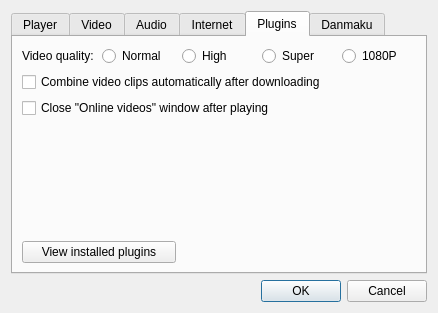
Qt form src/settingsdialog.ui (coslyk/moonplayer) before a commit.
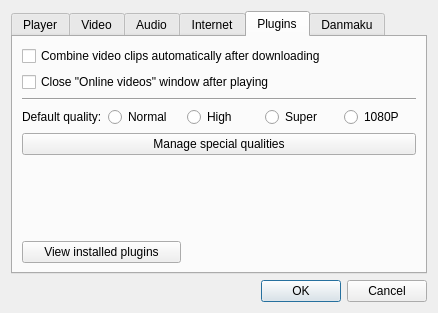
The same form after that commit. The open tabs and pages were chosen to show the change.

What changed in the file:
```diff
--- a/src/settingsdialog.ui
+++ b/src/settingsdialog.ui
@@ -406,35 +406,49 @@
        <string>Plugins</string>
       </attribute>
       <layout class="QGridLayout" name="gridLayout">
-       <item row="0" column="1">
-        <widget class="QRadioButton" name="normalRadioButton">
-         <property name="text">
-          <string>Normal</string>
-         </property>
-        </widget>
-       </item>
-       <item row="0" column="0">
+       <item row="3" column="0">
         <widget class="QLabel" name="label">
          <property name="text">
-          <string>Video quality:</string>
+          <string>Default quality:</string>
          </property>
         </widget>
        </item>
-       <item row="0" column="3">
+       <item row="3" column="3">
         <widget class="QRadioButton" name="superRadioButton">
          <property name="text">
           <string>Super</string>
          </property>
         </widget>
        </item>
-       <item row="0" column="2">
+       <item row="1" column="0" colspan="5">
+        <widget class="QCheckBox" name="autoCloseWindowCheckBox">
+         <property name="text">
+          <string>Close &quot;Online videos&quot; window after playing</string>
+         </property>
+        </widget>
+       </item>
+       <item row="3" column="1">
+        <widget class="QRadioButton" name="normalRadioButton">
+         <property name="text">
+          <string>Normal</string>
+         </property>
+        </widget>
+       </item>
+       <item row="3" column="4">
+        <widget class="QRadioButton" name="_1080pRadioButton">
+         <property name="text">
+          <string>1080P</string>
+         </property>
+        </widget>
+       </item>
+       <item row="3" column="2">
         <widget class="QRadioButton" name="highRadioButton">
          <property name="text">
           <string>High</string>
          </property>
         </widget>
        </item>
-       <item row="3" column="0">
+       <item row="6" column="0">
         <spacer name="verticalSpacer">
          <property name="orientation">
           <enum>Qt::Vertical</enum>
@@ -447,31 +461,31 @@
          </property>
         </spacer>
        </item>
-       <item row="4" column="0" colspan="2">
+       <item row="7" column="0" colspan="2">
         <widget class="QPushButton" name="viewPluginsButton">
          <property name="text">
           <string>View installed plugins</string>
          </property>
         </widget>
        </item>
-       <item row="0" column="4">
-        <widget class="QRadioButton" name="_1080pRadioButton">
-         <property name="text">
-          <string>1080P</string>
-         </property>
-        </widget>
-       </item>
-       <item row="1" column="0" colspan="5">
+       <item row="0" column="0" colspan="5">
         <widget class="QCheckBox" name="combineCheckBox">
          <property name="text">
           <string>Combine video clips automatically after downloading</string>
          </property>
         </widget>
        </item>
+       <item row="4" column="0" colspan="5">
+        <widget class="QPushButton" name="qualitiesButton">
+         <property name="text">
+          <string>Manage special qualities</string>
+         </property>
+        </widget>
+       </item>
        <item row="2" column="0" colspan="5">
-        <widget class="QCheckBox" name="autoCloseWindowCheckBox">
-         <property name="text">
-          <string>Close &quot;Online videos&quot; window after playing</string>
+        <widget class="Line" name="line_3">
+         <property name="orientation">
+          <enum>Qt::Horizontal</enum>
          </property>
         </widget>
        </item>
```
